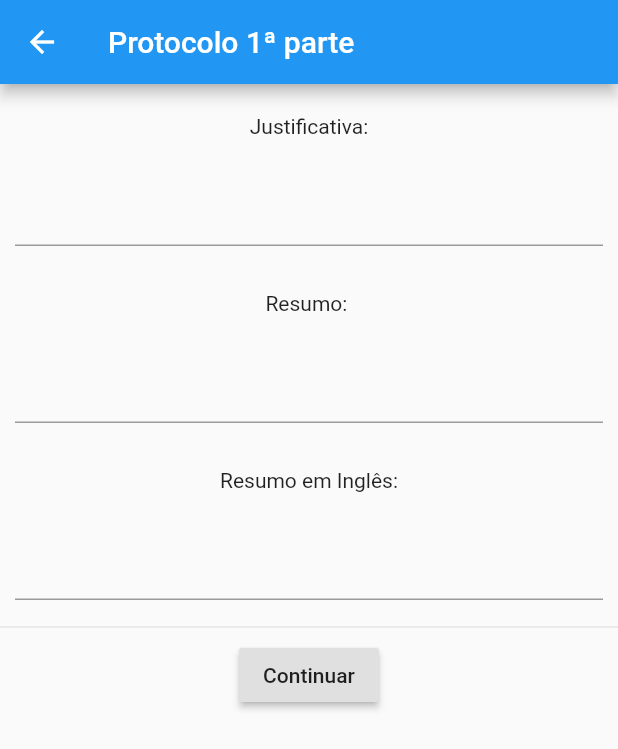
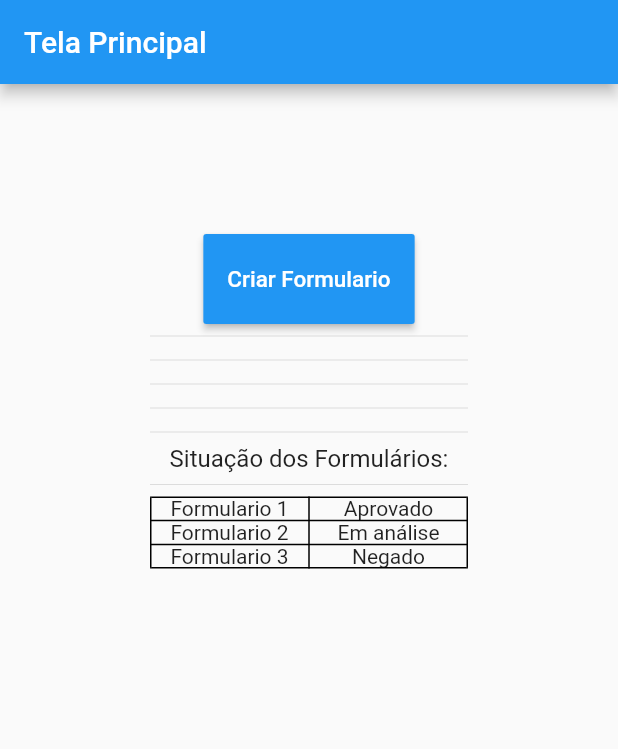
Before and after one commit to estudo-de-caso-4/Trabalho-Quinta, a Flutter app: the screen it shows after launch, after a tap on "Entrar", on a phone screen of 412 x 824 dp. Shown: the top 749 px of the screen. Run offline on Flutter 3.47's test engine with Material 2 defaults, Android fonts, the phone set to English and light mode, and no system bars; our stand-ins replace datetime_picker_formfield.

Commit message:
Add tela inicial

```diff
--- a/projeto_prova/lib/main.dart
+++ b/projeto_prova/lib/main.dart
@@ -3,6 +3,7 @@ import 'package:projeto_prova/view/cadastro_docente.dart';
 import 'package:projeto_prova/view/formulario_docente1.dart';
 import 'package:projeto_prova/view/formulario_docente2.dart';
 import 'package:projeto_prova/view/login_docente.dart';
+import 'package:projeto_prova/view/tela_principal.dart';
 
 void main() => runApp(Home());
 
@@ -22,6 +23,7 @@ class _HomeState extends State<Home> {
         routes: {
         '/': (context) => LoginDocente(),
         '/TelaCadastro': (context) => CadastroDocente(),
+        '/TelaPrincipal': (context) => TelaPrincipal(),
         '/TelaFormulario1': (context) => FormularioDocente1(),
         '/TelaFormulario2': (context) => FormularioDocente2(),
       },
--- a/projeto_prova/lib/view/login_docente.dart
+++ b/projeto_prova/lib/view/login_docente.dart
@@ -1,6 +1,4 @@
 import 'package:flutter/material.dart';
-import 'package:projeto_prova/view/cadastro_docente.dart';
-import 'package:projeto_prova/view/cadastro_docente.dart';
 
 class LoginDocente extends StatefulWidget {
   LoginDocente({Key key}) : super(key: key);
@@ -44,7 +42,7 @@ class _LoginDocenteState extends State<LoginDocente> {
                 height: 60.0,
                 child: RaisedButton(
                   onPressed: () => {
-                    Navigator.pushNamed(context, '/TelaFormulario1'),
+                    Navigator.pushNamed(context, '/TelaPrincipal'),
                   },
                   child: Text(
                     'Entrar',
--- /dev/null
+++ b/projeto_prova/lib/view/tela_principal.dart
@@ -0,0 +1,80 @@
+import 'package:flutter/material.dart';
+
+class TelaPrincipal extends StatefulWidget {
+  TelaPrincipal({Key key}) : super(key: key);
+
+  @override
+  _TelaPrincipalState createState() => _TelaPrincipalState();
+}
+
+class _TelaPrincipalState extends State<TelaPrincipal> {
+
+  @override
+  Widget build(BuildContext context) {
+    return MaterialApp(
+      home: Scaffold(
+        appBar: AppBar(
+          title: const Text('Tela Principal'),
+        ),
+        body: Padding(
+          padding: EdgeInsets.all(100),
+            child: Column(
+            children: <Widget>[
+            ButtonTheme(
+                height: 60.0,
+                child: RaisedButton(
+                  onPressed: () => {
+                    Navigator.pushNamed(context, '/TelaFormulario1'),
+                  },
+                  child: Text(
+                    'Criar Formulario',
+                    style: TextStyle(
+                      color: Colors.white,
+                      fontSize: 15,),
+                  ),
+                  color: Colors.blue,
+                ),
+              ),
+              Divider(),Divider(),Divider(),Divider(),Divider(),
+              Text('Situação dos Formulários:',
+                style: TextStyle(fontSize: 16),
+              ),
+              Divider(),
+              Container(
+              child: Table(
+                border: TableBorder.all(),
+                children: [
+                  TableRow( children: [
+                    Column(children:[
+                      Text('Formulario 1')
+                    ]),
+                    Column(children:[
+                      Text('Aprovado')
+                    ]),
+                  ]),
+                  TableRow( children: [
+                    Column(children:[
+                      Text('Formulario 2')
+                    ]),
+                    Column(children:[
+                      Text('Em análise')
+                    ]),
+                  ]),
+                  TableRow( children: [
+                    Column(children:[
+                      Text('Formulario 3')
+                    ]),
+                    Column(children:[
+                      Text('Negado')
+                    ]),
+                  ]),
+                ],
+              ),
+            ),
+          ],
+          ),
+        ),
+      ),
+    );
+  }
+}
```
